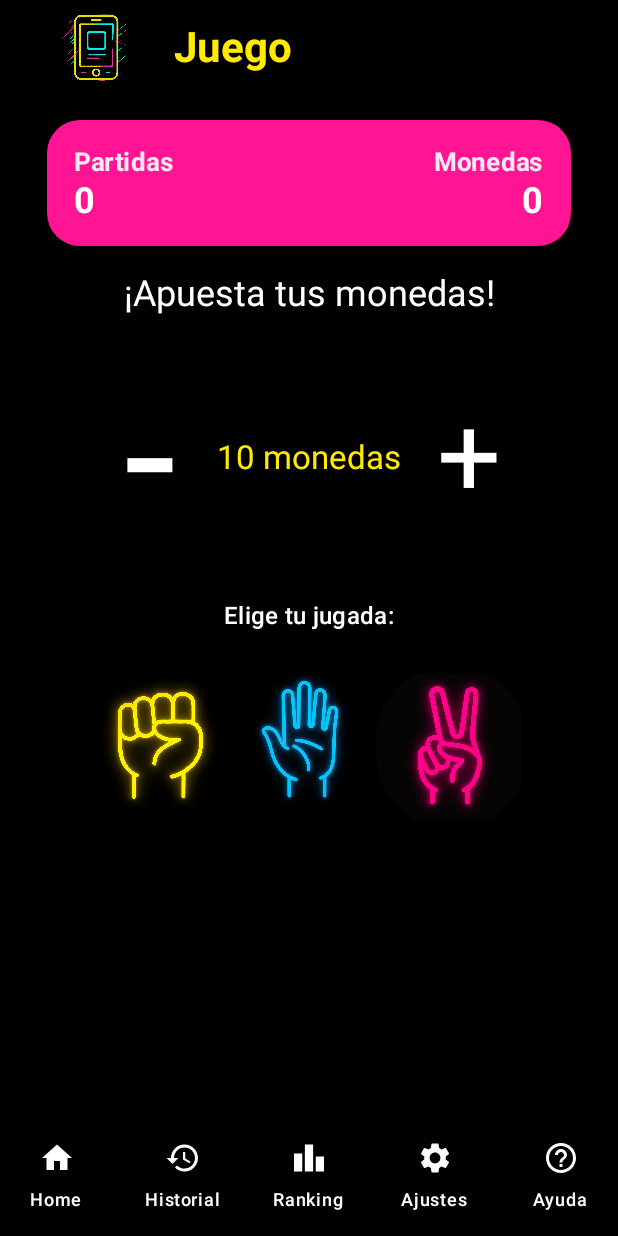
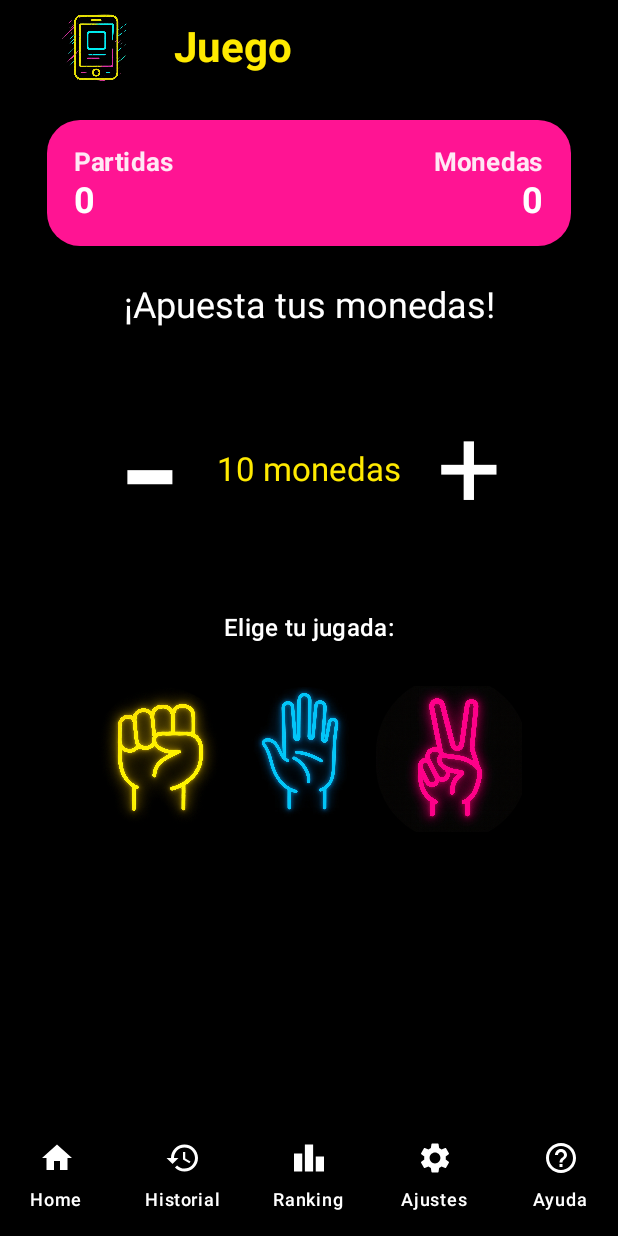
Before and after one commit to thewadok/PiedraPapelTijera, an Android app built with Jetpack Compose: the GameScreen screen opened through its navigation route, on a phone screen of 412 x 824 dp. Run offline under Robolectric (Android 15) with nearby library versions, the phone set to English and light mode, and no system bars; our stand-ins replace Room's generated code, RxJava, livedata-compose; 2 statements that could not run were skipped.

Commit message:
style: Modificaciones de estilo

```diff
--- a/app/src/main/java/com/kotliners/piedrapapeltijera/ui/screens/GameScreen.kt
+++ b/app/src/main/java/com/kotliners/piedrapapeltijera/ui/screens/GameScreen.kt
@@ -92,7 +92,7 @@ fun GameScreen(viewModel: MainViewModel = viewModel()) {
                     .align(Alignment.CenterHorizontally)
             )
 
-            Spacer(Modifier.height(16.dp))
+            Spacer(Modifier.height(24.dp))
 
             //Contenido principal
             Column(
--- a/app/src/main/java/com/kotliners/piedrapapeltijera/ui/screens/HomeScreen.kt
+++ b/app/src/main/java/com/kotliners/piedrapapeltijera/ui/screens/HomeScreen.kt
@@ -7,7 +7,6 @@ import androidx.compose.material3.Text
 import androidx.compose.runtime.Composable
 import androidx.compose.ui.Alignment
 import androidx.compose.ui.Modifier
-import androidx.compose.ui.draw.clip
 import androidx.compose.ui.draw.shadow
 import androidx.compose.ui.res.painterResource
 import androidx.compose.ui.text.font.FontWeight
@@ -19,7 +18,6 @@ import com.kotliners.piedrapapeltijera.navigation.safeNavigate
 import com.kotliners.piedrapapeltijera.ui.theme.FondoNegro
 import com.kotliners.piedrapapeltijera.ui.theme.TextoNegro
 import com.kotliners.piedrapapeltijera.ui.theme.TextoBlanco
-import com.kotliners.piedrapapeltijera.ui.theme.RosaNeon
 import com.kotliners.piedrapapeltijera.ui.theme.AzulNeon
 import com.kotliners.piedrapapeltijera.ui.components.TextoLinea
 import com.kotliners.piedrapapeltijera.ui.components.Parrafo
```
